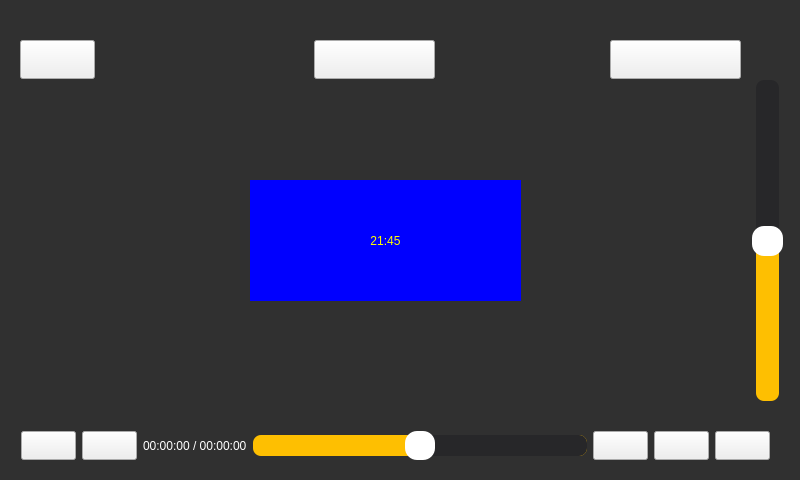
Old version of the form lmsdemo.ui in the repository nvisa/lmm.
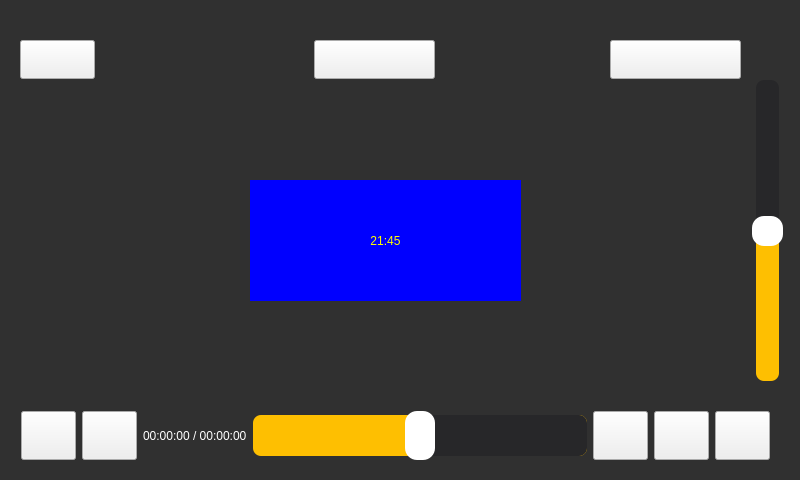
New version of the form. Icons and pictures are not drawn.

What changed in the file:
```diff
--- a/lmsdemo.ui
+++ b/lmsdemo.ui
@@ -125,7 +125,7 @@
        <x>752</x>
        <y>80</y>
        <width>31</width>
-       <height>321</height>
+       <height>301</height>
       </rect>
      </property>
      <property name="styleSheet">
@@ -170,9 +170,9 @@
      <property name="geometry">
       <rect>
        <x>10</x>
-       <y>420</y>
+       <y>400</y>
        <width>771</width>
-       <height>51</height>
+       <height>71</height>
       </rect>
      </property>
      <property name="styleSheet">
@@ -393,7 +393,7 @@
        <x>10</x>
        <y>90</y>
        <width>721</width>
-       <height>321</height>
+       <height>301</height>
       </rect>
      </property>
      <property name="frameShape">
```
